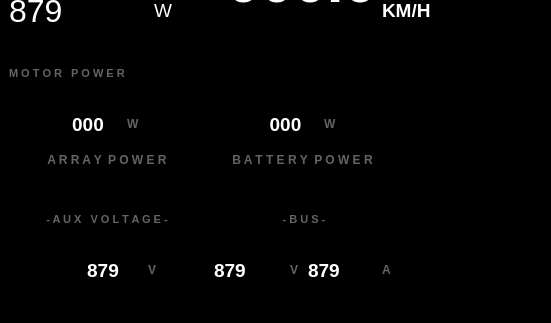
This is src/ViewLayer/RaceModeDisplay/RaceModeDashboardUI.ui in UCSolarCarTeam/Epsilon-Dashboard as Qt 5 draws it before an edit; both pictures show x 0 to 551 and y 157 to 480 of the 800 by 480 pixel window. The edited form follows.
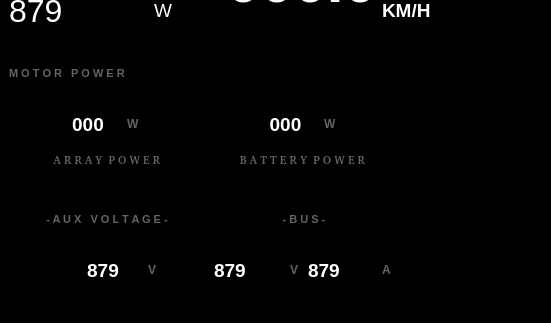
This is the edited form. Icons and pictures are not drawn.

Patch:
```diff
--- a/src/ViewLayer/RaceModeDisplay/RaceModeDashboardUI.ui
+++ b/src/ViewLayer/RaceModeDisplay/RaceModeDashboardUI.ui
@@ -2099,6 +2099,8 @@
                       <widget class="QLabel" name="powerInTitleLabel">
                        <property name="font">
                         <font>
+                         <family>Noto Sans [unknown]</family>
+                         <pointsize>8</pointsize>
                          <weight>75</weight>
                          <bold>true</bold>
                         </font>
@@ -2252,6 +2254,8 @@
                    <widget class="QLabel" name="netPowerTitle">
                     <property name="font">
                      <font>
+                      <family>Noto Sans [unknown]</family>
+                      <pointsize>8</pointsize>
                       <weight>75</weight>
                       <bold>true</bold>
                      </font>
```
